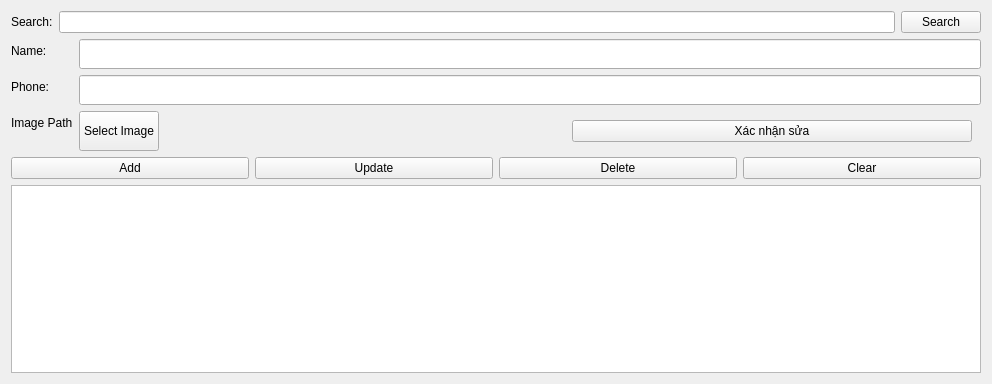
Old version of the form view/khach_hang/kh_ui.ui in the repository loimaxto/DoAnPython.
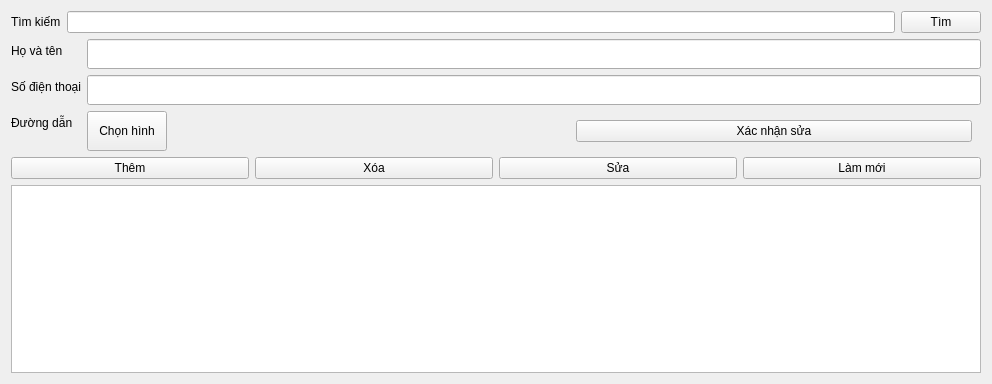
New version of the form.

Patch:
```diff
--- a/view/khach_hang/kh_ui.ui
+++ b/view/khach_hang/kh_ui.ui
@@ -21,7 +21,7 @@
        <item>
         <widget class="QLabel" name="searchLabel">
          <property name="text">
-          <string>Search:</string>
+          <string>Tìm kiếm</string>
          </property>
         </widget>
        </item>
@@ -31,7 +31,7 @@
        <item>
         <widget class="QPushButton" name="searchButton">
          <property name="text">
-          <string>Search</string>
+          <string>Tìm</string>
          </property>
         </widget>
        </item>
@@ -42,7 +42,7 @@
        <item row="0" column="0">
         <widget class="QLabel" name="label_2">
          <property name="text">
-          <string>Name:</string>
+          <string>Họ và tên</string>
          </property>
         </widget>
        </item>
@@ -59,7 +59,7 @@
        <item row="1" column="0">
         <widget class="QLabel" name="label_3">
          <property name="text">
-          <string>Phone:</string>
+          <string>Số điện thoại</string>
          </property>
         </widget>
        </item>
@@ -76,7 +76,7 @@
        <item row="2" column="0">
         <widget class="QLabel" name="label_4">
          <property name="text">
-          <string>Image Path</string>
+          <string>Đường dẫn</string>
          </property>
         </widget>
        </item>
@@ -119,7 +119,7 @@
              </size>
             </property>
             <property name="text">
-             <string>Select Image</string>
+             <string>Chọn hình</string>
             </property>
            </widget>
           </item>
@@ -147,28 +147,28 @@
        <item>
         <widget class="QPushButton" name="addButton">
          <property name="text">
-          <string>Add</string>
+          <string>Thêm</string>
          </property>
         </widget>
        </item>
        <item>
         <widget class="QPushButton" name="updateButton">
          <property name="text">
-          <string>Update</string>
+          <string>Xóa</string>
          </property>
         </widget>
        </item>
        <item>
         <widget class="QPushButton" name="deleteButton">
          <property name="text">
-          <string>Delete</string>
+          <string>Sửa</string>
          </property>
         </widget>
        </item>
        <item>
         <widget class="QPushButton" name="clearButton">
          <property name="text">
-          <string>Clear</string>
+          <string>Làm mới</string>
          </property>
         </widget>
        </item>
```
